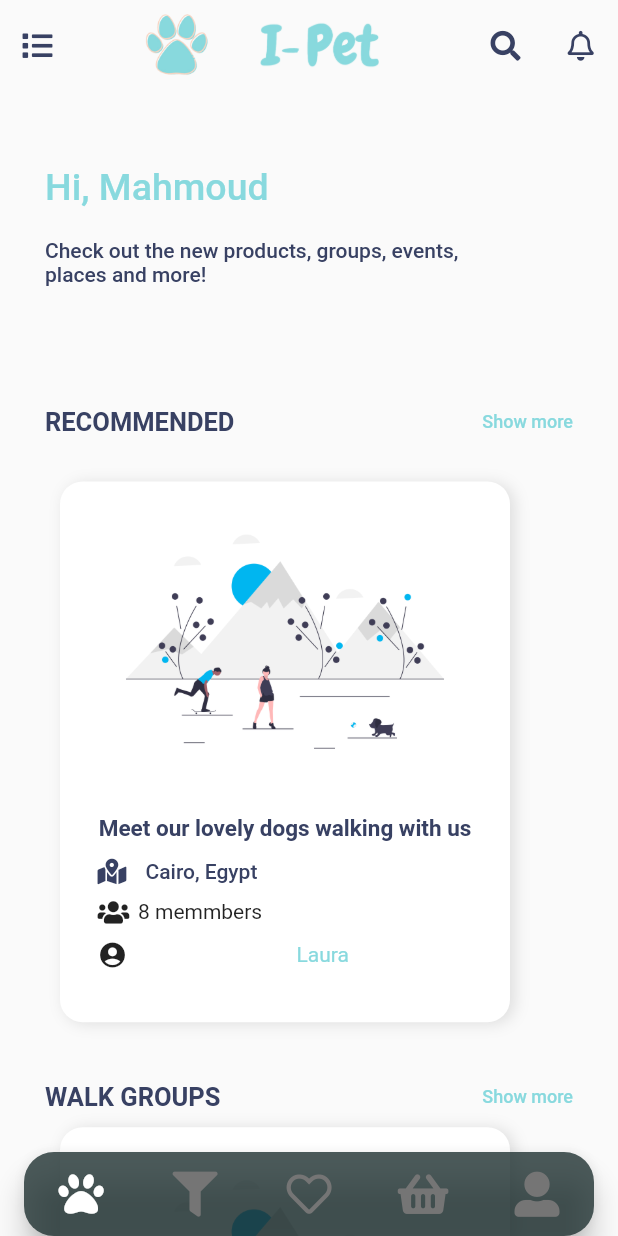
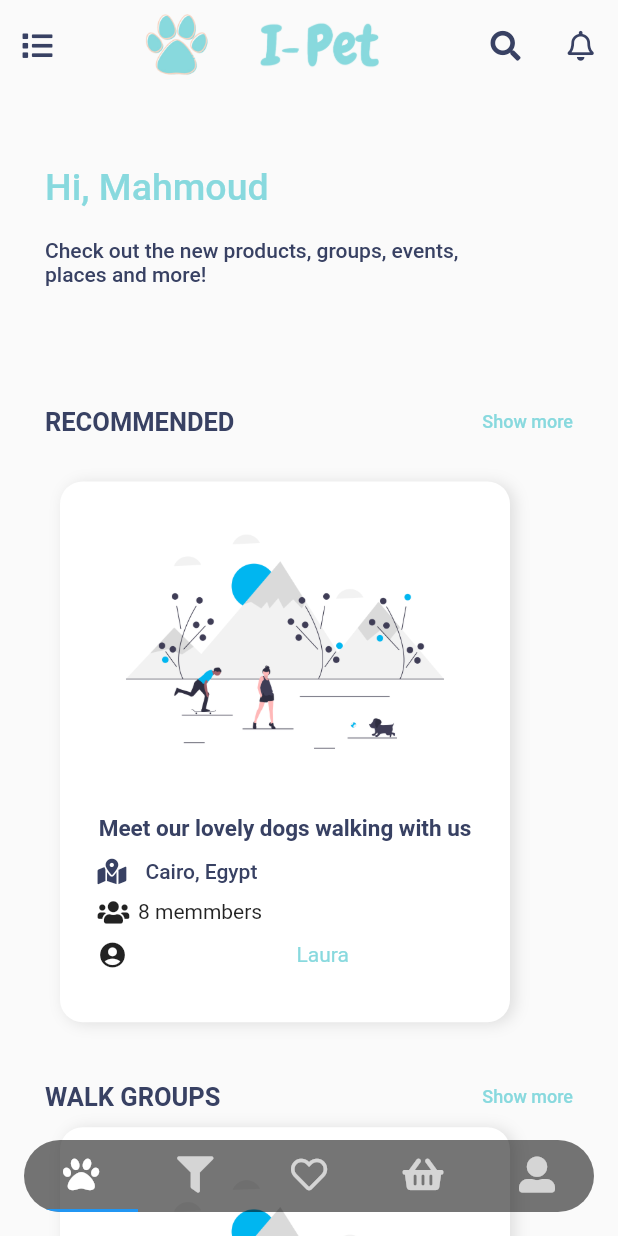
Before and after one commit to MHarooney/IPetMobile, a Flutter app: the screen it shows after launch, after a tap on "Continue", after a tap on "Not now!", on a phone screen of 412 x 824 dp. Run offline on Flutter 3.47's test engine with Material 2 defaults, Android fonts, the phone set to English and light mode, and no system bars; drawn by our look-alikes of custom_navigation_bar; our stand-ins replace country_code_picker, flutter_screenutil, font_awesome_flutter; Roboto replaces fonts that are missing (Montserrat).

Commit message:
Code Reformated

```diff
--- a/lib/routes.dart
+++ b/lib/routes.dart
@@ -1,5 +1,4 @@
 import 'package:flutter/widgets.dart';
-import 'package:ipet/screens/home_screen/ipet_home_screen.dart';
 import 'package:ipet/screens/intro_screen/intro_screen.dart';
 import 'package:ipet/screens/login_screen/login_screen.dart';
 
@@ -19,5 +18,5 @@ final Map<String, WidgetBuilder> routes = {
   SplashScreen.id: (context) => SplashScreen(),
   IntroScreen.id: (context) => IntroScreen(),
   IPetLoginScreen.id: (context) => IPetLoginScreen(),
-  IPetNavHomeScreen.id: (context) => IPetNavHomeScreen(),
+  // IPetNavHomeScreen.id: (context) => IPetNavHomeScreen(),
 };
--- a/lib/screens/dash_board_screen/dash_board_screen.dart
+++ b/lib/screens/dash_board_screen/dash_board_screen.dart
@@ -11,10 +11,8 @@ class DashBoardScreen extends StatelessWidget {
   Widget build(BuildContext context) {
     var size = MediaQuery.of(context).size;
     return IPetCustomScaffold(
-      iPetAppBar: IPetCustomBarWidget(
-        child: null,
+      iPetTopAppBar: IPetCustomBarWidget(
         title: "IPet",
-        onPressed: null,
       ),
       body: SafeArea(
           child: ListView(
--- a/lib/screens/home_screen/ipet_home_screen.dart
+++ b/lib/screens/home_screen/ipet_home_screen.dart
@@ -1,31 +1,31 @@
-import 'package:flutter/material.dart';
-import 'package:ipet/models/notifiers/nav_b_bar/navigation_bbar_data.dart';
-import 'package:ipet/screens/home_screen/components/ipet_page_view.dart';
-import 'package:ipet/widgets/ipet_bottom_nav_bar.dart';
-import 'package:provider/provider.dart';
-
-class IPetNavHomeScreen extends StatelessWidget {
-  // static String routeName = "/home-screen";
-  static String id = "IPetNavHomeScreen";
-  @override
-  Widget build(BuildContext context) {
-    NavigationBBarData navigationBBarData =
-        Provider.of<NavigationBBarData>(context, listen: false);
-    navigationBBarData.pageController = PageController(
-      initialPage: navigationBBarData.currentIndex,
-      keepPage: true,
-    );
-    return Stack(
-      children: [
-        IPetPageView(),
-        Positioned(
-          left: 0,
-          right: 0,
-          bottom: 0,
-          child: IPetBottomNavBar(),
-          // child: IPetHomeScreen(),
-        ),
-      ],
-    );
-  }
-}
+// import 'package:flutter/material.dart';
+// import 'package:ipet/models/notifiers/nav_b_bar/navigation_bbar_data.dart';
+// import 'package:ipet/screens/home_screen/components/ipet_page_view.dart';
+// import 'package:ipet/widgets/ipet_bottom_nav_bar.dart';
+// import 'package:provider/provider.dart';
+//
+// class IPetNavHomeScreen extends StatelessWidget {
+//   // static String routeName = "/home-screen";
+//   static String id = "IPetNavHomeScreen";
+//   @override
+//   Widget build(BuildContext context) {
+//     NavigationBBarData navigationBBarData =
+//         Provider.of<NavigationBBarData>(context, listen: false);
+//     navigationBBarData.pageController = PageController(
+//       initialPage: navigationBBarData.currentIndex,
+//       keepPage: true,
+//     );
+//     return Stack(
+//       children: [
+//         IPetPageView(),
+//         Positioned(
+//           left: 0,
+//           right: 0,
+//           bottom: 0,
+//           child: IPetBottomNavBar(),
+//           // child: IPetHomeScreen(),
+//         ),
+//       ],
+//     );
+//   }
+// }
--- a/lib/screens/login_screen/components/login_body.dart
+++ b/lib/screens/login_screen/components/login_body.dart
@@ -1,7 +1,7 @@
 import 'package:flutter/material.dart';
 import 'package:ipet/constants/constants.dart';
 import 'package:ipet/constants/ipet_dimens.dart';
-import 'package:ipet/screens/home_screen/ipet_home_screen.dart';
+import 'package:ipet/screens/home_screen/home_test.dart';
 import 'package:ipet/size_config.dart';
 import 'package:ipet/widgets/country_picker/country_picker.dart';
 import 'package:ipet/widgets/default_image.dart';
@@ -10,8 +10,6 @@ import 'package:ipet/widgets/ipet_custom_sizedbox.dart';
 import 'package:ipet/widgets/ipet_default_button.dart';
 import 'package:ipet/widgets/label.dart';
 import 'package:ipet/widgets/my_custom_card.dart';
-
-import '../../home_screen/ipet_home_screen.dart';
 
 class LoginBody extends StatelessWidget {
   @override
@@ -243,8 +241,8 @@ class LoginBody extends StatelessWidget {
                             MaterialPageRoute(
                               builder: (BuildContext context) =>
                                   // IPetBNavigation(),
-                                  // IPetHomeScreen(),
-                                  IPetNavHomeScreen(),
+                                  IPetHomeScreen(),
+                              // IPetNavHomeScreen(),
                             ),
                           );
                           //   Navigator.pushReplacementNamed(context,
--- a/lib/widgets/common/ipet_common_app_bar.dart
+++ b/lib/widgets/common/ipet_common_app_bar.dart
@@ -1,9 +1,12 @@
 import 'package:flutter/material.dart';
+import 'package:font_awesome_flutter/font_awesome_flutter.dart';
+import 'package:ipet/screens/account_screen/account_screen.dart';
+import 'package:ipet/screens/dash_board_screen/dash_board_screen.dart';
 
 class IPetCommonAppBar extends StatelessWidget {
   const IPetCommonAppBar({
     Key key,
-    @required TabController tabController,
+    TabController tabController,
   })  : _tabController = tabController,
         super(key: key);
 
@@ -16,11 +19,11 @@ class IPetCommonAppBar extends StatelessWidget {
         children: [
           TabBarView(
             children: [
-              Container(color: Colors.red),
+              DashBoardScreen(),
               Container(color: Colors.green),
               Container(color: Colors.blue),
               Container(color: Colors.blue),
-              Container(color: Colors.blue),
+              AccountScreen(),
             ],
             controller: _tabController,
           ),
@@ -34,11 +37,31 @@ class IPetCommonAppBar extends StatelessWidget {
                   color: Colors.black54,
                   child: TabBar(
                     tabs: [
-                      Tab(icon: Icon(Icons.home)),
-                      Tab(icon: Icon(Icons.business)),
-                      Tab(icon: Icon(Icons.school)),
-                      Tab(icon: Icon(Icons.school)),
-                      Tab(icon: Icon(Icons.school)),
+                      Tab(
+                        icon: FaIcon(
+                          FontAwesomeIcons.paw,
+                        ),
+                      ),
+                      Tab(
+                        icon: FaIcon(
+                          FontAwesomeIcons.filter,
+                        ),
+                      ),
+                      Tab(
+                        icon: FaIcon(
+                          FontAwesomeIcons.heart,
+                        ),
+                      ),
+                      Tab(
+                        icon: FaIcon(
+                          FontAwesomeIcons.shoppingBasket,
+                        ),
+                      ),
+                      Tab(
+                        icon: FaIcon(
+                          FontAwesomeIcons.userAlt,
+                        ),
+                      ),
                     ],
                     controller: _tabController,
                   ),
--- a/lib/widgets/common/ipet_custom_scaffold.dart
+++ b/lib/widgets/common/ipet_custom_scaffold.dart
@@ -2,23 +2,26 @@ import 'package:flutter/material.dart';
 
 class IPetCustomScaffold extends StatelessWidget {
   final Widget body;
-  final PreferredSizeWidget iPetAppBar;
+  final PreferredSizeWidget iPetTopAppBar;
+  final PreferredSizeWidget iPetBottomAppBar;
   final Key ipKey;
 
   const IPetCustomScaffold({
     @required this.body,
     this.ipKey,
-    this.iPetAppBar,
+    this.iPetTopAppBar,
+    this.iPetBottomAppBar,
   });
 
   @override
   Scaffold build(BuildContext context) {
     return Scaffold(
       key: ipKey,
-      appBar: iPetAppBar,
+      appBar: iPetTopAppBar,
       body: SafeArea(
         child: body,
       ),
+      bottomNavigationBar: iPetBottomAppBar,
     );
   }
 }
--- a/lib/widgets/ipet_bottom_nav_bar.dart
+++ b/lib/widgets/ipet_bottom_nav_bar.dart
@@ -1,61 +1,61 @@
-import 'package:custom_navigation_bar/custom_navigation_bar.dart';
-import 'package:flutter/material.dart';
-import 'package:font_awesome_flutter/font_awesome_flutter.dart';
-import 'package:ipet/constants/constants.dart';
-import 'package:ipet/models/notifiers/nav_b_bar/navigation_bbar_data.dart';
-import 'package:provider/provider.dart';
-
-class IPetBottomNavBar extends StatelessWidget {
-  static String id = "IPetNavHomeScreen";
-  @override
-  Widget build(BuildContext context) {
-    return Consumer<NavigationBBarData>(
-      builder: (context, navBBarData, child) {
-        return CustomNavigationBar(
-          iconSize: 30.0,
-          selectedColor: Colors.white,
-          strokeColor: Colors.white12,
-          unSelectedColor: Colors.grey[600],
-          backgroundColor: AppConst.nearlyBlack,
-          borderRadius: Radius.circular(20.0),
-          blurEffect: true,
-          opacity: 0.8,
-          items: [
-            CustomNavigationBarItem(
-              icon: FaIcon(
-                FontAwesomeIcons.paw,
-              ),
-            ),
-            CustomNavigationBarItem(
-              icon: FaIcon(
-                FontAwesomeIcons.filter,
-              ),
-            ),
-            CustomNavigationBarItem(
-              icon: FaIcon(
-                FontAwesomeIcons.heart,
-              ),
-            ),
-            CustomNavigationBarItem(
-              icon: FaIcon(
-                FontAwesomeIcons.shoppingBasket,
-              ),
-            ),
-            CustomNavigationBarItem(
-              icon: FaIcon(
-                FontAwesomeIcons.userAlt,
-              ),
-            ),
-          ],
-          currentIndex: navBBarData.currentIndex,
-          onTap: (index) {
-            navBBarData.currentIndex = index;
-            navBBarData.pageController.animateToPage(navBBarData.currentIndex,
-                duration: Duration(milliseconds: 500), curve: Curves.linear);
-          },
-          isFloating: true,
-        );
-      },
-    );
-  }
-}
+// import 'package:custom_navigation_bar/custom_navigation_bar.dart';
+// import 'package:flutter/material.dart';
+// import 'package:font_awesome_flutter/font_awesome_flutter.dart';
+// import 'package:ipet/constants/constants.dart';
+// import 'package:ipet/models/notifiers/nav_b_bar/navigation_bbar_data.dart';
+// import 'package:provider/provider.dart';
+//
+// class IPetBottomNavBar extends StatelessWidget {
+//   static String id = "IPetNavHomeScreen";
+//   @override
+//   Widget build(BuildContext context) {
+//     return Consumer<NavigationBBarData>(
+//       builder: (context, navBBarData, child) {
+//         return CustomNavigationBar(
+//           iconSize: 30.0,
+//           selectedColor: Colors.white,
+//           strokeColor: Colors.white12,
+//           unSelectedColor: Colors.grey[600],
+//           backgroundColor: AppConst.nearlyBlack,
+//           borderRadius: Radius.circular(20.0),
+//           blurEffect: true,
+//           opacity: 0.8,
+//           items: [
+//             CustomNavigationBarItem(
+//               icon: FaIcon(
+//                 FontAwesomeIcons.paw,
+//               ),
+//             ),
+//             CustomNavigationBarItem(
+//               icon: FaIcon(
+//                 FontAwesomeIcons.filter,
+//               ),
+//             ),
+//             CustomNavigationBarItem(
+//               icon: FaIcon(
+//                 FontAwesomeIcons.heart,
+//               ),
+//             ),
+//             CustomNavigationBarItem(
+//               icon: FaIcon(
+//                 FontAwesomeIcons.shoppingBasket,
+//               ),
+//             ),
+//             CustomNavigationBarItem(
+//               icon: FaIcon(
+//                 FontAwesomeIcons.userAlt,
+//               ),
+//             ),
+//           ],
+//           currentIndex: navBBarData.currentIndex,
+//           onTap: (index) {
+//             navBBarData.currentIndex = index;
+//             navBBarData.pageController.animateToPage(navBBarData.currentIndex,
+//                 duration: Duration(milliseconds: 500), curve: Curves.linear);
+//           },
+//           isFloating: true,
+//         );
+//       },
+//     );
+//   }
+// }
--- a/lib/widgets/ipet_custom_appbar.dart
+++ b/lib/widgets/ipet_custom_appbar.dart
@@ -8,19 +8,19 @@ import 'package:ipet/widgets/ipet_custom_sizedbox.dart';
 class IPetCustomBarWidget extends StatelessWidget
     implements PreferredSizeWidget {
   final String title;
-  final Widget child;
-  final Function onPressed;
-  final Function onTitleTapped;
+  final String iPetPawImage;
+  final double iPetIconSize;
+  final IconData iPetListIconData;
 
   @override
   final Size preferredSize;
 
-  IPetCustomBarWidget(
-      {@required this.title,
-      @required this.child,
-      @required this.onPressed,
-      this.onTitleTapped})
-      : preferredSize = Size.fromHeight(IPetDimens.space60);
+  IPetCustomBarWidget({
+    @required this.title,
+    this.iPetIconSize = IPetDimens.space20,
+    this.iPetListIconData,
+    this.iPetPawImage,
+  }) : preferredSize = Size.fromHeight(IPetDimens.space60);
 
   ShapeBorder kBackButtonShape = RoundedRectangleBorder(
     borderRadius: BorderRadius.only(
@@ -36,7 +36,7 @@ class IPetCustomBarWidget extends StatelessWidget
           Padding(
             padding: const EdgeInsets.only(left: IPetDimens.space15),
             child: IPetCustomIcon(
-              ip_size: IPetDimens.space20,
+              ip_size: iPetIconSize,
               ip_font_ic: FontAwesomeIcons.list,
             ),
           ),
--- a/pubspec.yaml
+++ b/pubspec.yaml
@@ -41,8 +41,8 @@ dependencies:
   country_code_picker: ^1.7.0
 #https://pub.dev/packages/intl_phone_field
   intl_phone_field: ^1.4.2
-#https://pub.dev/packages/custom_navigation_bar
-  custom_navigation_bar: ^0.7.0
+##https://pub.dev/packages/custom_navigation_bar
+#  custom_navigation_bar: ^0.7.0
 #https://pub.dev/packages/font_awesome_flutter
   font_awesome_flutter: ^8.11.0
 
```
